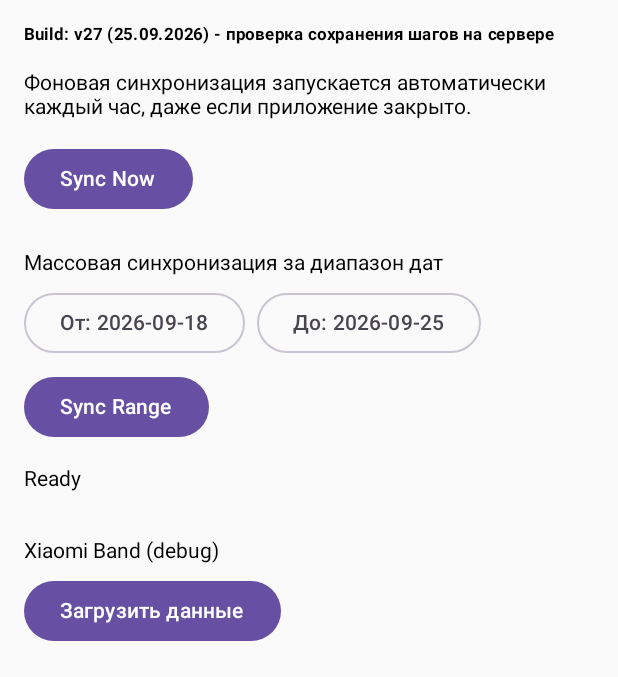
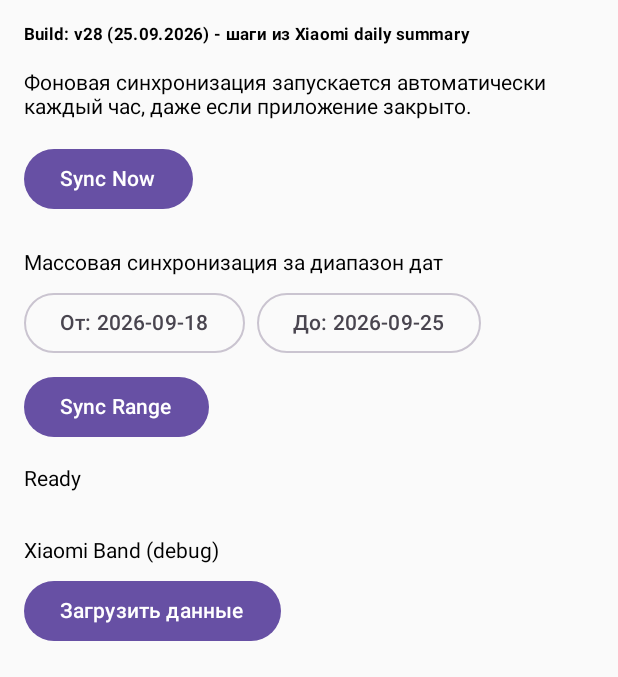
Before and after one commit to vsuh/sleepmon, an Android app built with Jetpack Compose: the screen it shows after launch (MainActivity), on a phone screen of 412 x 824 dp, the part 73-750 px from its top. Run offline under Robolectric (Android 15) with nearby library versions, the light colour scheme and no system bars; libraries missing offline, so code that uses them is left out: androidx.health.connect; pictures from the network do not load; 3 statements that could not run were skipped.

Commit message:
Bump Android build tag for Xiaomi summary step fix

```diff
--- a/android_sync_app/app/src/main/java/com/example/sleepmonitorsync/MainActivity.kt
+++ b/android_sync_app/app/src/main/java/com/example/sleepmonitorsync/MainActivity.kt
@@ -46,7 +46,7 @@ class MainActivity : ComponentActivity() {
          * 2026-09-15 - see 10-projects/sleep-monitor/task.md "process rule" entry).
          * Format: "vN (ДД.ММ.ГГГГ) - краткое описание изменения".
          */
-        const val APP_BUILD_TAG = "v27 (25.09.2026) - проверка сохранения шагов на сервере"
+        const val APP_BUILD_TAG = "v28 (25.09.2026) - шаги из Xiaomi daily summary"
     }
 
     private val permissions = setOf(
```
